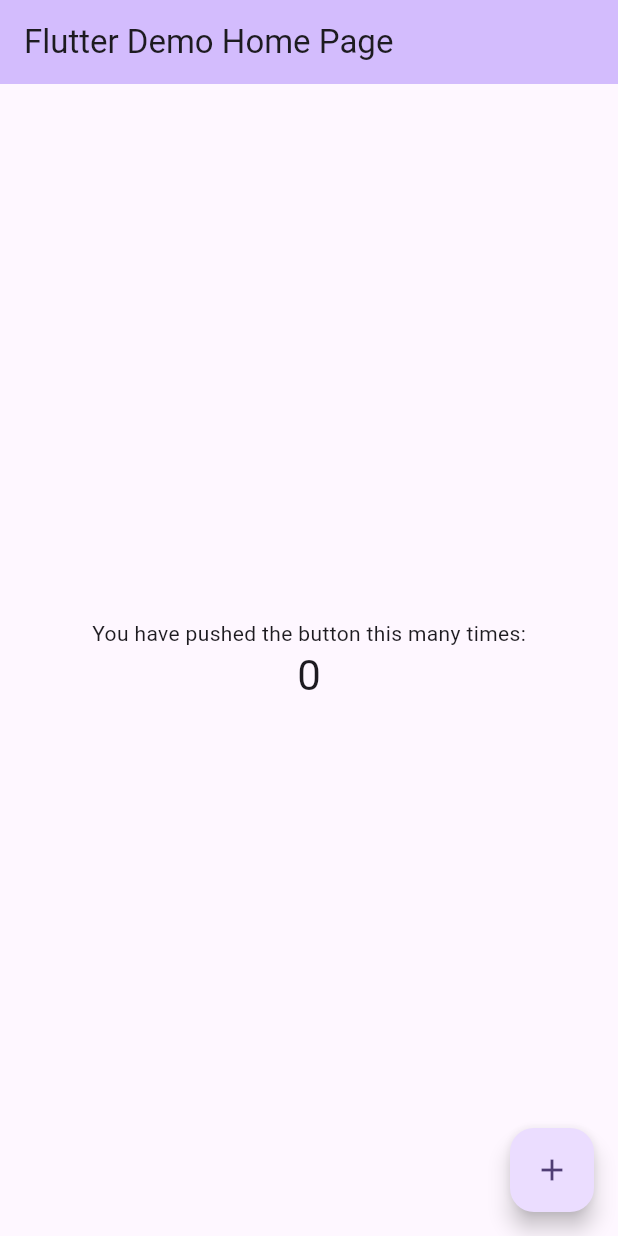
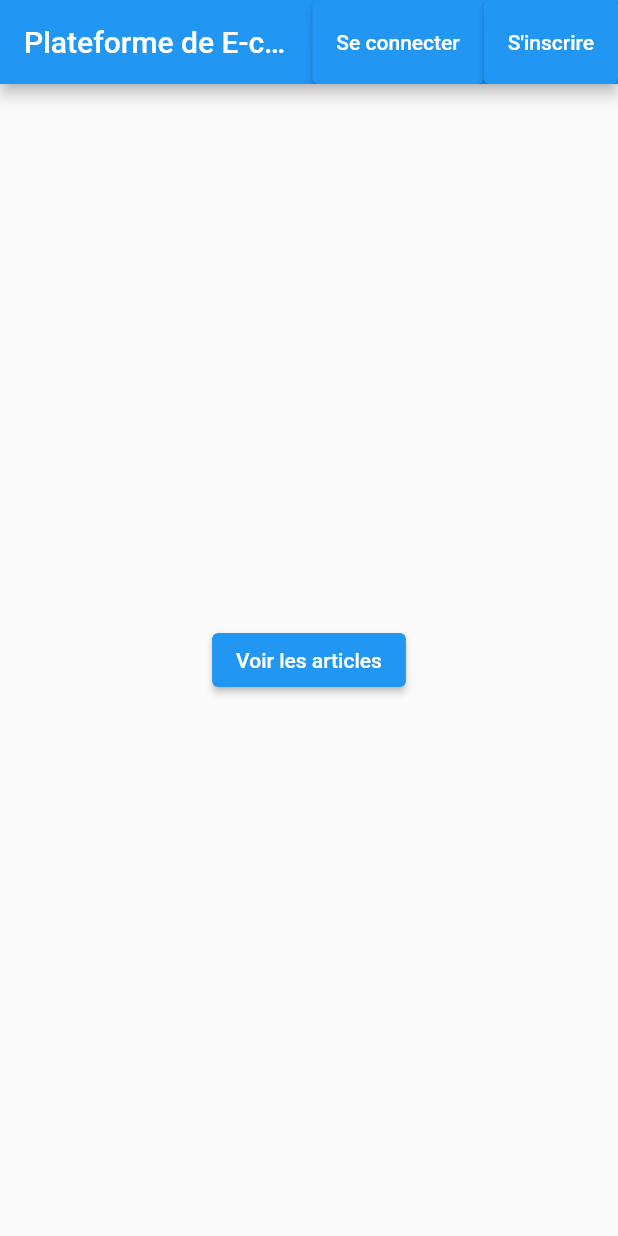
Before and after one commit to H-chauvet/ProductFlutter, a Flutter app: the screen it shows after launch, on a phone screen of 412 x 824 dp. Run offline on Flutter 3.47's test engine with Material 2 defaults, Android fonts, the phone set to English and light mode, and no system bars.

Commit message:
[ADD] Multiple file for homepage

```diff
--- /dev/null
+++ b/front/lib/app.dart
@@ -0,0 +1,15 @@
+import 'package:flutter/material.dart';
+import 'homepage.dart';
+
+class EcommerceApp extends StatelessWidget {
+  @override
+  Widget build(BuildContext context) {
+    return MaterialApp(
+      title: 'E-commerce App',
+      theme: ThemeData(
+        primarySwatch: Colors.blue,
+      ),
+      home: HomePage(),
+    );
+  }
+}
--- /dev/null
+++ b/front/lib/homepage.dart
@@ -0,0 +1,38 @@
+import 'package:flutter/material.dart';
+
+class HomePage extends StatelessWidget {
+  @override
+  Widget build(BuildContext context) {
+    return Scaffold(
+      appBar: AppBar(
+        title: Text('Plateforme de E-commerce'),
+        actions: [
+          ElevatedButton(
+              onPressed: () {
+              },
+              child: Text('Se connecter'),
+            ),
+            SizedBox(height: 20),
+            ElevatedButton(
+              onPressed: () {
+              },
+              child: Text("S'inscrire"),
+            ),
+            SizedBox(height: 20),
+        ],
+      ),
+      body: Center(
+        child: Column(
+          mainAxisAlignment: MainAxisAlignment.center,
+          children: [
+            ElevatedButton(
+              onPressed: () {
+              },
+              child: Text('Voir les articles'),
+            ),
+          ],
+        ),
+      ),
+    );
+  }
+}
--- a/front/lib/main.dart
+++ b/front/lib/main.dart
@@ -1,125 +1,6 @@
 import 'package:flutter/material.dart';
+import 'app.dart';
 
 void main() {
-  runApp(const MyApp());
+  runApp(EcommerceApp());
 }
-
-class MyApp extends StatelessWidget {
-  const MyApp({super.key});
-
-  // This widget is the root of your application.
-  @override
-  Widget build(BuildContext context) {
-    return MaterialApp(
-      title: 'Flutter Demo',
-      theme: ThemeData(
-        // This is the theme of your application.
-        //
-        // TRY THIS: Try running your application with "flutter run". You'll see
-        // the application has a blue toolbar. Then, without quitting the app,
-        // try changing the seedColor in the colorScheme below to Colors.green
-        // and then invoke "hot reload" (save your changes or press the "hot
-        // reload" button in a Flutter-supported IDE, or press "r" if you used
-        // the command line to start the app).
-        //
-        // Notice that the counter didn't reset back to zero; the application
-        // state is not lost during the reload. To reset the state, use hot
-        // restart instead.
-        //
-        // This works for code too, not just values: Most code changes can be
-        // tested with just a hot reload.
-        colorScheme: ColorScheme.fromSeed(seedColor: Colors.deepPurple),
-        useMaterial3: true,
-      ),
-      home: const MyHomePage(title: 'Flutter Demo Home Page'),
-    );
-  }
-}
-
-class MyHomePage extends StatefulWidget {
-  const MyHomePage({super.key, required this.title});
-
-  // This widget is the home page of your application. It is stateful, meaning
-  // that it has a State object (defined below) that contains fields that affect
-  // how it looks.
-
-  // This class is the configuration for the state. It holds the values (in this
-  // case the title) provided by the parent (in this case the App widget) and
-  // used by the build method of the State. Fields in a Widget subclass are
-  // always marked "final".
-
-  final String title;
-
-  @override
-  State<MyHomePage> createState() => _MyHomePageState();
-}
-
-class _MyHomePageState extends State<MyHomePage> {
-  int _counter = 0;
-
-  void _incrementCounter() {
-    setState(() {
-      // This call to setState tells the Flutter framework that something has
-      // changed in this State, which causes it to rerun the build method below
-      // so that the display can reflect the updated values. If we changed
-      // _counter without calling setState(), then the build method would not be
-      // called again, and so nothing would appear to happen.
-      _counter++;
-    });
-  }
-
-  @override
-  Widget build(BuildContext context) {
-    // This method is rerun every time setState is called, for instance as done
-    // by the _incrementCounter method above.
-    //
-    // The Flutter framework has been optimized to make rerunning build methods
-    // fast, so that you can just rebuild anything that needs updating rather
-    // than having to individually change instances of widgets.
-    return Scaffold(
-      appBar: AppBar(
-        // TRY THIS: Try changing the color here to a specific color (to
-        // Colors.amber, perhaps?) and trigger a hot reload to see the AppBar
-        // change color while the other colors stay the same.
-        backgroundColor: Theme.of(context).colorScheme.inversePrimary,
-        // Here we take the value from the MyHomePage object that was created by
-        // the App.build method, and use it to set our appbar title.
-        title: Text(widget.title),
-      ),
-      body: Center(
-        // Center is a layout widget. It takes a single child and positions it
-        // in the middle of the parent.
-        child: Column(
-          // Column is also a layout widget. It takes a list of children and
-          // arranges them vertically. By default, it sizes itself to fit its
-          // children horizontally, and tries to be as tall as its parent.
-          //
-          // Column has various properties to control how it sizes itself and
-          // how it positions its children. Here we use mainAxisAlignment to
-          // center the children vertically; the main axis here is the vertical
-          // axis because Columns are vertical (the cross axis would be
-          // horizontal).
-          //
-          // TRY THIS: Invoke "debug painting" (choose the "Toggle Debug Paint"
-          // action in the IDE, or press "p" in the console), to see the
-          // wireframe for each widget.
-          mainAxisAlignment: MainAxisAlignment.center,
-          children: <Widget>[
-            const Text(
-              'You have pushed the button this many times:',
-            ),
-            Text(
-              '$_counter',
-              style: Theme.of(context).textTheme.headlineMedium,
-            ),
-          ],
-        ),
-      ),
-      floatingActionButton: FloatingActionButton(
-        onPressed: _incrementCounter,
-        tooltip: 'Increment',
-        child: const Icon(Icons.add),
-      ), // This trailing comma makes auto-formatting nicer for build methods.
-    );
-  }
-}
```
